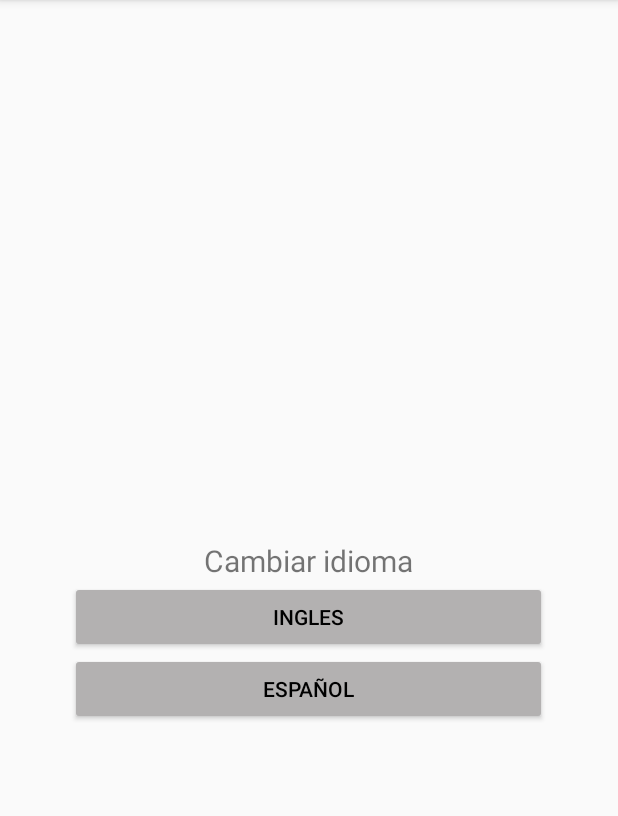
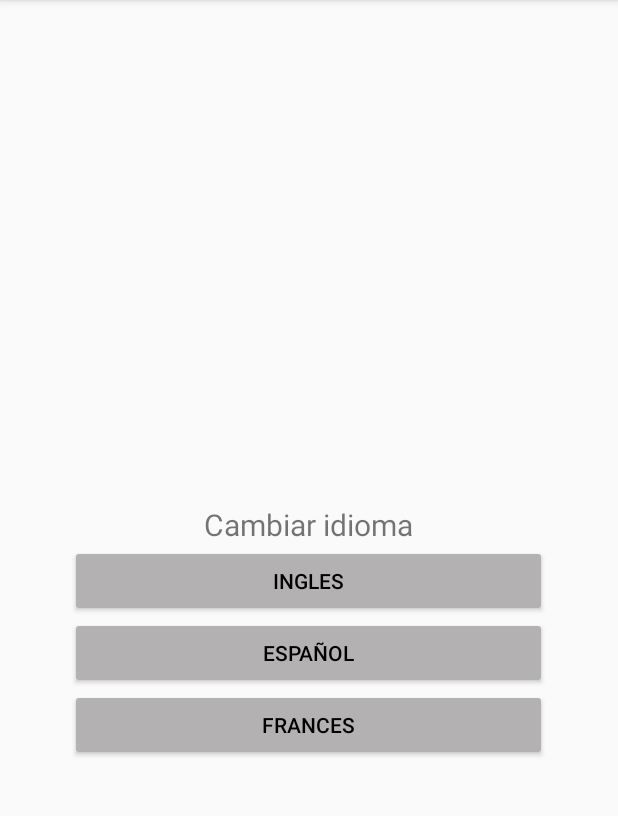
Before and after one commit to ivan-emanuel-rodriguez/AppDonacion, an Android app: the screen it shows after launch once a user with an empty profile is signed in (ListaDonacionActivity), in the side drawer, after a tap on "Configuración", on a phone screen of 412 x 824 dp, the part 84-900 px from its top. Run offline under Robolectric (Android 15) with nearby library versions, the phone set to English and light mode, and no system bars; our stand-ins replace CircleImageView, Firebase (no records; nobody signed in at launch, a user with empty details on screens opened directly), navigation-ui; pictures from the network do not load.

```diff
--- a/app/src/main/java/com/example/appdonacion/ui/slideshow/SlideshowFragment.java
+++ b/app/src/main/java/com/example/appdonacion/ui/slideshow/SlideshowFragment.java
@@ -26,6 +26,7 @@ public class SlideshowFragment extends Fragment {
 
     private Button ingles;
     private Button espaniol;
+    private Button frances;
     public View onCreateView(@NonNull LayoutInflater inflater,
                              ViewGroup container, Bundle savedInstanceState) {
 
@@ -36,8 +37,10 @@ public class SlideshowFragment extends Fragment {
         View root = inflater.inflate(R.layout.fragment_slideshow, container, false);
         ingles = (Button) root.findViewById(R.id.btn_ingles);
         espaniol = (Button) root.findViewById(R.id.btn_esp);
+        frances = (Button) root.findViewById(R.id.btn_fr);
         ingles.setOnClickListener(CambiarAEs);
         espaniol.setOnClickListener(ChangeToEn);
+        frances.setOnClickListener(ChangeToFr);
 
 
         final TextView textView = root.findViewById(R.id.text_slideshow);
@@ -61,6 +64,12 @@ public class SlideshowFragment extends Fragment {
             CambiarIdioma("es");
         }
     };
+    private View.OnClickListener ChangeToFr = new View.OnClickListener() {
+        @Override
+        public void onClick(View v) {
+            CambiarIdioma("fr");
+        }
+    };
     public void CambiarIdioma(String idioma){
         Locale locale;
         Configuration config = new Configuration();
--- a/app/src/main/res/layout/fragment_slideshow.xml
+++ b/app/src/main/res/layout/fragment_slideshow.xml
@@ -46,6 +46,13 @@
         android:backgroundTint="#B3B1B1"
         android:text="Español"
         android:textColor="#000000" />
+        <Button
+            android:id="@+id/btn_fr"
+            android:layout_width="match_parent"
+            android:layout_height="wrap_content"
+            android:backgroundTint="#B3B1B1"
+            android:text="Frances"
+            android:textColor="#000000" />
 </LinearLayout>
 
 
--- a/app/src/main/res/values/strings.xml
+++ b/app/src/main/res/values/strings.xml
@@ -66,5 +66,8 @@
     <string name="cantProduct">Cantidad</string>
 
     <string name="idioma">Cambiar idioma</string>
+    <string name="ingles">Ingles</string>
+    <string name="Español">Español</string>
+    <string name="Frances">Frances</string>
 
 </resources>
```
Also changed, not shown: 2 other files.
